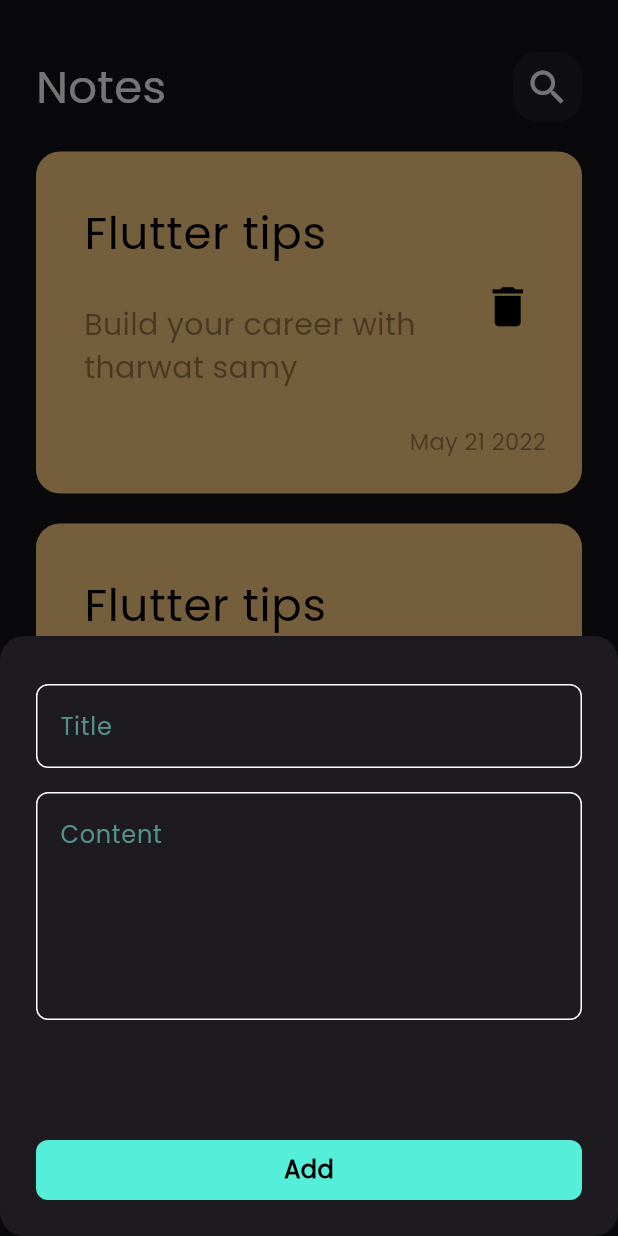
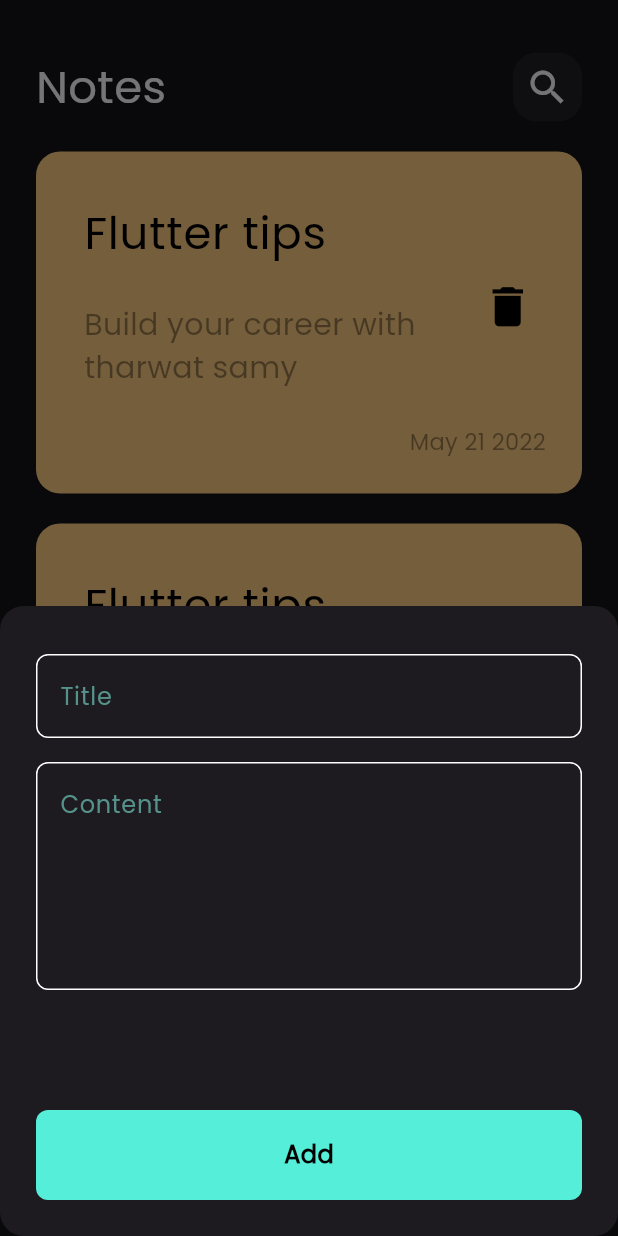
Before and after one commit to IbrahimHosny2002/Notes-App, a Flutter app: the screen it shows after launch, after a tap on the "add" icon, on a phone screen of 412 x 824 dp. Run offline on Flutter 3.47's test engine with Material 3 defaults, Android fonts, the phone set to English and light mode, and no system bars; drawn by our look-alikes of modal_progress_hud_nsn; our stand-ins replace bloc, flutter_bloc, hive, hive_flutter; accounts and stored records are empty.

Commit message:
fix some issues

```diff
--- a/lib/views/notes_view.dart
+++ b/lib/views/notes_view.dart
@@ -14,6 +14,7 @@ class NotesView extends StatelessWidget {
         shape: RoundedRectangleBorder(borderRadius: BorderRadius.circular(32)),
         onPressed: () {
           showModalBottomSheet(
+            isScrollControlled: true,
               shape: RoundedRectangleBorder(
                   borderRadius: BorderRadius.circular(16)),
               context: context,
--- a/lib/views/widgets/add_note_form.dart
+++ b/lib/views/widgets/add_note_form.dart
@@ -47,7 +47,10 @@ class _AddNotesFormState extends State<AddNotesForm> {
           const SizedBox(
             height: 80,
           ),
-          CustomButton(
+          BlocBuilder<AddNotesCubit, AddNotesState>(
+            builder: (context, state) {
+              return CustomButton(
+                isLoading: state is AddNotesLoading ? true : false,
                 onTap: () {
                   if (formKey.currentState!.validate()) {
                     formKey.currentState!.save();
@@ -62,6 +65,8 @@ class _AddNotesFormState extends State<AddNotesForm> {
                     setState(() {});
                   }
                 },
+              );
+            },
           ),
           const SizedBox(
             height: 24,
--- a/lib/views/widgets/add_notes_bottom_sheet.dart
+++ b/lib/views/widgets/add_notes_bottom_sheet.dart
@@ -1,6 +1,5 @@
 import 'package:flutter/material.dart';
 import 'package:flutter_bloc/flutter_bloc.dart';
-import 'package:modal_progress_hud_nsn/modal_progress_hud_nsn.dart';
 import 'package:notes_app/cuibts/add_note_cuibt/add_notes_cubit.dart';
 import 'package:notes_app/views/widgets/add_note_form.dart';
 
@@ -11,8 +10,6 @@ class AddNotesBottomSheet extends StatelessWidget {
   Widget build(BuildContext context) {
     return BlocProvider(
       create: (context) => AddNotesCubit(),
-      child: Padding(
-        padding: const EdgeInsets.symmetric(horizontal: 24),
       child: BlocConsumer<AddNotesCubit, AddNotesState>(
         listener: (context, state) {
           if (state is AddNotesFailure) {}
@@ -21,11 +18,17 @@ class AddNotesBottomSheet extends StatelessWidget {
           }
         },
         builder: (context, state) {
-            return ModalProgressHUD(
-                inAsyncCall: state is AddNotesLoading ? true : false,
-                child: const SingleChildScrollView(child: AddNotesForm()));
+          return AbsorbPointer(
+            absorbing: state is AddNotesLoading ? true : false,
+            child: Padding(
+              padding: EdgeInsets.only(
+                  left: 24,
+                  right: 24,
+                  bottom: MediaQuery.of(context).viewInsets.bottom),
+              child: const SingleChildScrollView(child: AddNotesForm()),
+            ),
+          );
         },
-        ),
       ),
     );
   }
--- a/lib/views/widgets/custom_button.dart
+++ b/lib/views/widgets/custom_button.dart
@@ -2,19 +2,24 @@ import 'package:flutter/material.dart';
 import 'package:notes_app/constants.dart';
 
 class CustomButton extends StatelessWidget {
-  const CustomButton({required this.onTap, super.key});
+  const CustomButton({this.isLoading = false, required this.onTap, super.key});
   final void Function()? onTap;
+  final bool isLoading;
   @override
   Widget build(BuildContext context) {
     return GestureDetector(
         onTap: onTap,
         child: Container(
           width: MediaQuery.of(context).size.width,
-          height: 40,
+          height: 60,
           decoration: BoxDecoration(
               color: kPrimaryColor, borderRadius: BorderRadius.circular(8)),
-          child: const Center(
-            child: Text(
+          child: Center(
+            child: isLoading
+                ? const CircularProgressIndicator(
+                    color: Colors.black,
+                  )
+                : const Text(
                     'Add',
                     style: TextStyle(
                         fontWeight: FontWeight.bold,
```
Lines whose indentation alone changed are shown as unchanged.
